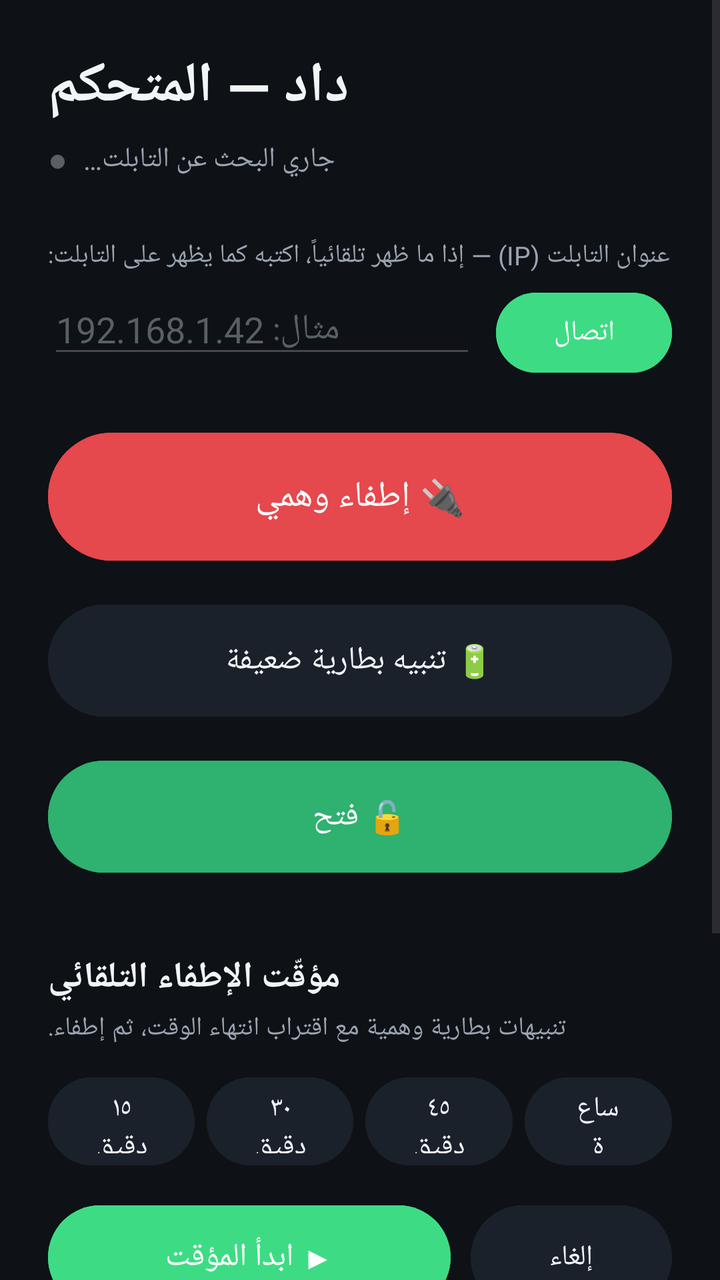
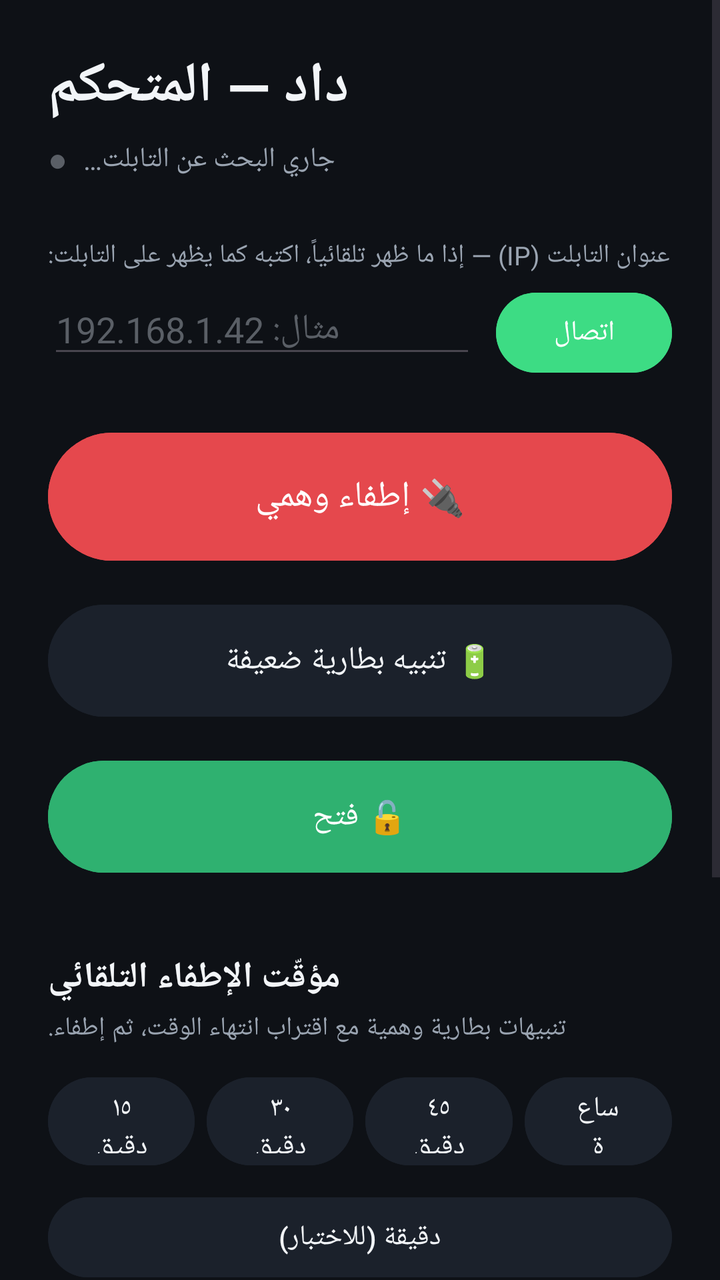

Before-and-after screenshots of an Android layout around one commit, followed by the original layout XML and the change that was made.
<!-- AndroidManifest.xml: application theme Theme.DadPhone -->
<!-- res/layout/activity_main.xml -->
<?xml version="1.0" encoding="utf-8"?>
<ScrollView xmlns:android="http://schemas.android.com/apk/res/android"
    xmlns:app="http://schemas.android.com/apk/res-auto"
    android:layout_width="match_parent"
    android:layout_height="match_parent"
    android:background="@color/bg"
    android:fillViewport="true">

    <LinearLayout
        android:layout_width="match_parent"
        android:layout_height="wrap_content"
        android:orientation="vertical"
        android:padding="24dp">

        <TextView
            android:layout_width="wrap_content"
            android:layout_height="wrap_content"
            android:text="@string/app_name"
            android:textColor="@color/text_primary"
            android:textSize="28sp"
            android:textStyle="bold" />

        
        <LinearLayout
            android:layout_width="wrap_content"
            android:layout_height="wrap_content"
            android:orientation="horizontal"
            android:gravity="center_vertical"
            android:paddingTop="6dp"
            android:paddingBottom="28dp">
            <TextView
                android:id="@+id/statusDot"
                android:layout_width="wrap_content"
                android:layout_height="wrap_content"
                android:text="●"
                android:textColor="@color/off_gray"
                android:textSize="16sp"
                android:paddingEnd="8dp"
                android:paddingRight="8dp" />
            <TextView
                android:id="@+id/statusText"
                android:layout_width="wrap_content"
                android:layout_height="wrap_content"
                android:text="@string/searching"
                android:textColor="@color/text_secondary"
                android:textSize="14sp" />
        </LinearLayout>

        
        <TextView
            android:layout_width="wrap_content"
            android:layout_height="wrap_content"
            android:text="@string/ip_connect_label"
            android:textColor="@color/text_secondary"
            android:textSize="13sp"
            android:paddingBottom="6dp" />

        <LinearLayout
            android:layout_width="match_parent"
            android:layout_height="wrap_content"
            android:orientation="horizontal"
            android:baselineAligned="false"
            android:paddingBottom="22dp">
            <EditText
                android:id="@+id/ipField"
                android:layout_width="0dp"
                android:layout_height="wrap_content"
                android:layout_weight="1"
                android:layout_marginEnd="10dp"
                android:hint="@string/ip_hint"
                android:textColor="@color/text_primary"
                android:textColorHint="@color/off_gray"
                android:inputType="phone"
                android:digits="0123456789."
                android:maxLines="1" />
            <Button
                android:id="@+id/btnConnect"
                android:layout_width="wrap_content"
                android:layout_height="wrap_content"
                android:text="@string/connect"
                android:textColor="@color/white"
                android:backgroundTint="@color/accent" />
        </LinearLayout>

        
        <Button
            android:id="@+id/btnLock"
            android:layout_width="match_parent"
            android:layout_height="72dp"
            android:text="@string/action_lock"
            android:textSize="18sp"
            android:textColor="@color/white"
            android:backgroundTint="@color/danger" />

        <Button
            android:id="@+id/btnBattery"
            android:layout_width="match_parent"
            android:layout_height="64dp"
            android:layout_marginTop="14dp"
            android:text="@string/action_battery"
            android:textSize="16sp"
            android:textColor="@color/text_primary"
            android:backgroundTint="@color/surface" />

        <Button
            android:id="@+id/btnUnlock"
            android:layout_width="match_parent"
            android:layout_height="64dp"
            android:layout_marginTop="14dp"
            android:text="@string/action_unlock"
            android:textSize="16sp"
            android:textColor="@color/white"
            android:backgroundTint="@color/ok_green" />

        
        <TextView
            android:layout_width="wrap_content"
            android:layout_height="wrap_content"
            android:text="@string/timer_label"
            android:textColor="@color/text_primary"
            android:textSize="18sp"
            android:textStyle="bold"
            android:paddingTop="36dp" />

        <TextView
            android:layout_width="wrap_content"
            android:layout_height="wrap_content"
            android:text="@string/timer_hint"
            android:textColor="@color/text_secondary"
            android:textSize="13sp"
            android:paddingTop="4dp"
            android:paddingBottom="12dp" />

        <LinearLayout
            android:layout_width="match_parent"
            android:layout_height="wrap_content"
            android:orientation="horizontal"
            android:baselineAligned="false">

            <Button
                android:id="@+id/btnMin15"
                android:layout_width="0dp"
                android:layout_height="52dp"
                android:layout_weight="1"
                android:layout_marginEnd="6dp"
                android:text="@string/min_15"
                android:textSize="14sp"
                android:textColor="@color/text_primary"
                android:backgroundTint="@color/surface" />

            <Button
                android:id="@+id/btnMin30"
                android:layout_width="0dp"
                android:layout_height="52dp"
                android:layout_weight="1"
                android:layout_marginEnd="6dp"
                android:text="@string/min_30"
                android:textSize="14sp"
                android:textColor="@color/text_primary"
                android:backgroundTint="@color/surface" />

            <Button
                android:id="@+id/btnMin45"
                android:layout_width="0dp"
                android:layout_height="52dp"
                android:layout_weight="1"
                android:layout_marginEnd="6dp"
                android:text="@string/min_45"
                android:textSize="14sp"
                android:textColor="@color/text_primary"
                android:backgroundTint="@color/surface" />

            <Button
                android:id="@+id/btnMin60"
                android:layout_width="0dp"
                android:layout_height="52dp"
                android:layout_weight="1"
                android:text="@string/min_60"
                android:textSize="14sp"
                android:textColor="@color/text_primary"
                android:backgroundTint="@color/surface" />
        </LinearLayout>

        <LinearLayout
            android:layout_width="match_parent"
            android:layout_height="wrap_content"
            android:orientation="horizontal"
            android:baselineAligned="false"
            android:layout_marginTop="12dp">

            <Button
                android:id="@+id/btnStartTimer"
                android:layout_width="0dp"
                android:layout_height="60dp"
                android:layout_weight="2"
                android:layout_marginEnd="10dp"
                android:text="@string/start_timer"
                android:textSize="16sp"
                android:textColor="@color/white"
                android:backgroundTint="@color/accent" />

            <Button
                android:id="@+id/btnCancelTimer"
                android:layout_width="0dp"
                android:layout_height="60dp"
                android:layout_weight="1"
                android:text="@string/cancel_timer"
                android:textSize="14sp"
                android:textColor="@color/text_primary"
                android:backgroundTint="@color/surface" />
        </LinearLayout>

        <TextView
            android:id="@+id/timerText"
            android:layout_width="match_parent"
            android:layout_height="wrap_content"
            android:text="@string/timer_idle"
            android:textColor="@color/text_secondary"
            android:textSize="15sp"
            android:gravity="center"
            android:paddingTop="14dp" />

        
        <TextView
            android:layout_width="wrap_content"
            android:layout_height="wrap_content"
            android:text="@string/pairing_label"
            android:textColor="@color/text_secondary"
            android:paddingTop="36dp"
            android:paddingBottom="8dp" />

        <EditText
            android:id="@+id/tokenField"
            android:layout_width="match_parent"
            android:layout_height="wrap_content"
            android:hint="@string/pairing_hint"
            android:textColor="@color/text_primary"
            android:textColorHint="@color/off_gray"
            android:inputType="textNoSuggestions"
            android:maxLines="1" />

        <Button
            android:id="@+id/btnSaveToken"
            android:layout_width="wrap_content"
            android:layout_height="wrap_content"
            android:layout_gravity="end"
            android:layout_marginTop="8dp"
            android:text="@string/save"
            android:textColor="@color/text_primary"
            android:backgroundTint="@color/surface" />
    </LinearLayout>
</ScrollView>
<!-- resources referenced by this layout -->
<resources>
  <color name="accent">#3DDC84</color>
  <color name="bg">#0E1116</color>
  <color name="danger">#E5484D</color>
  <color name="off_gray">#5A5F66</color>
  <color name="ok_green">#2FB170</color>
  <color name="surface">#1B212B</color>
  <color name="text_primary">#F2F5F8</color>
  <color name="text_secondary">#9AA4B1</color>
  <color name="white">#FFFFFF</color>
  <string name="action_battery">🔋  تنبيه بطارية ضعيفة</string>
  <string name="action_lock">🔌  إطفاء وهمي</string>
  <string name="action_unlock">🔓  فتح</string>
  <string name="app_name">داد — المتحكم</string>
  <string name="cancel_timer">إلغاء</string>
  <string name="connect">اتصال</string>
  <string name="ip_connect_label">عنوان التابلت (IP) — إذا ما ظهر تلقائياً، اكتبه كما يظهر على التابلت:</string>
  <string name="ip_hint">مثال: 192.168.1.42</string>
  <string name="min_15">١٥ دقيقة</string>
  <string name="min_30">٣٠ دقيقة</string>
  <string name="min_45">٤٥ دقيقة</string>
  <string name="min_60">ساعة</string>
  <string name="pairing_hint">مثال: 7f3a9c2b1d4e5f60</string>
  <string name="pairing_label">رمز الاقتران (يظهر على التابلت)</string>
  <string name="save">حفظ</string>
  <string name="searching">جاري البحث عن التابلت…</string>
  <string name="start_timer">▶  ابدأ المؤقت</string>
  <string name="timer_hint">تنبيهات بطارية وهمية مع اقتراب انتهاء الوقت، ثم إطفاء.</string>
  <string name="timer_idle">لا يوجد مؤقت شغّال</string>
  <string name="timer_label">مؤقّت الإطفاء التلقائي</string>
  <style name="Theme.DadPhone" parent="Theme.Material3.DayNight.NoActionBar">
          <item name="android:windowBackground">@color/bg</item>
          <item name="android:statusBarColor">@color/bg</item>
      </style>
</resources>

<!-- the commit's change to res/layout/activity_main.xml (unified diff, before → after) -->
@@ -181,6 +181,16 @@
                 android:backgroundTint="@color/surface" />
         </LinearLayout>
 
+        <Button
+            android:id="@+id/btnMin1"
+            android:layout_width="match_parent"
+            android:layout_height="48dp"
+            android:layout_marginTop="8dp"
+            android:text="@string/min_1"
+            android:textSize="14sp"
+            android:textColor="@color/text_primary"
+            android:backgroundTint="@color/surface" />
+
         <LinearLayout
             android:layout_width="match_parent"
             android:layout_height="wrap_content"
<!-- resource entries referenced after the edit -->
@@ -17,6 +17,7 @@
   <string name="connect">اتصال</string>
   <string name="ip_connect_label">عنوان التابلت (IP) — إذا ما ظهر تلقائياً، اكتبه كما يظهر على التابلت:</string>
   <string name="ip_hint">مثال: 192.168.1.42</string>
+  <string name="min_1">دقيقة (للاختبار)</string>
   <string name="min_15">١٥ دقيقة</string>
   <string name="min_30">٣٠ دقيقة</string>
   <string name="min_45">٤٥ دقيقة</string>
